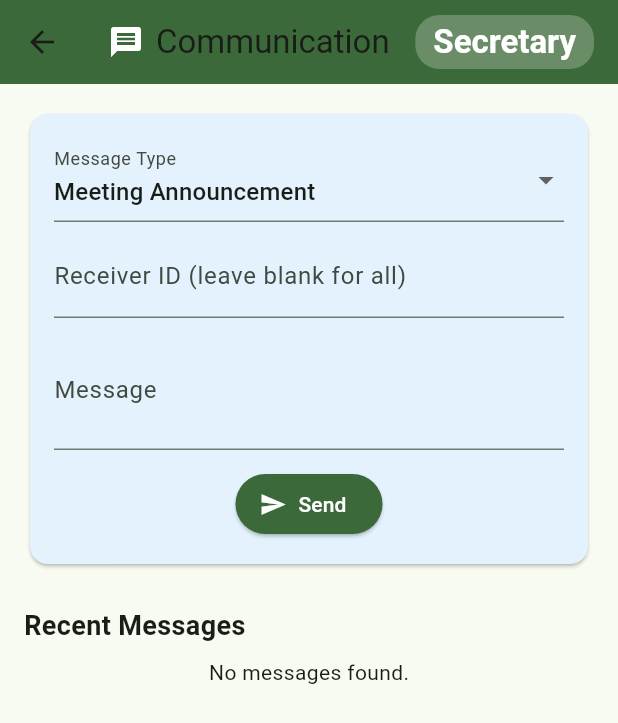
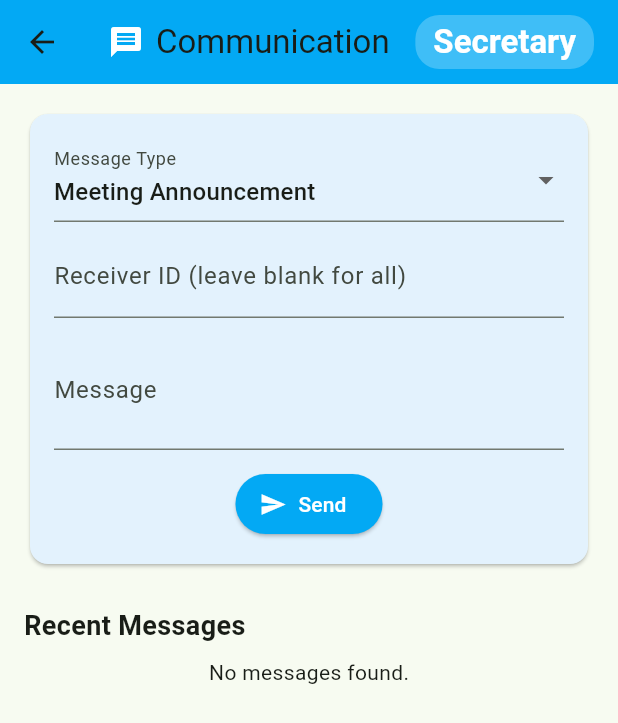
Before and after one commit to Techflux0/Farming, a Flutter app: the CommunicationHomeScreen screen opened directly, on a phone screen of 412 x 824 dp. Shown: the top 723 px of the screen. Run offline on Flutter 3.47's test engine with Material 3 defaults, Android fonts, the phone set to English and light mode, and no system bars; our stand-ins replace audioplayers, cloud_firestore, firebase_auth, firebase_core, geolocator, google_sign_in and 4 more; accounts and stored records are empty.

Commit message:
Color Change

```diff
--- a/lib/secretary/communication.dart
+++ b/lib/secretary/communication.dart
@@ -72,7 +72,7 @@ class _CommunicationHomeScreenState extends State<CommunicationHomeScreen> {
             ),
           ],
         ),
-        backgroundColor: primaryColor,
+        backgroundColor: Colors.lightBlue,
       ),
       body: Padding(
         padding: const EdgeInsets.all(16.0),
@@ -133,7 +133,7 @@ class _CommunicationHomeScreenState extends State<CommunicationHomeScreen> {
                         style: TextStyle(color: Colors.white),
                       ),
                       style: ElevatedButton.styleFrom(
-                        backgroundColor: primaryColor,
+                        backgroundColor: Colors.lightBlue,
                       ),
                       onPressed: () async {
                         final senderId = 'secretary';
@@ -193,7 +193,7 @@ class _CommunicationHomeScreenState extends State<CommunicationHomeScreen> {
                                 : data['type'] == 'Deadline Notification'
                                 ? Icons.timer
                                 : Icons.campaign,
-                            color: primaryColor,
+                            color: Colors.lightBlue,
                           ),
                           title: Text(data['type'] ?? 'Message'),
                           subtitle: Text(data['message'] ?? ''),
```
